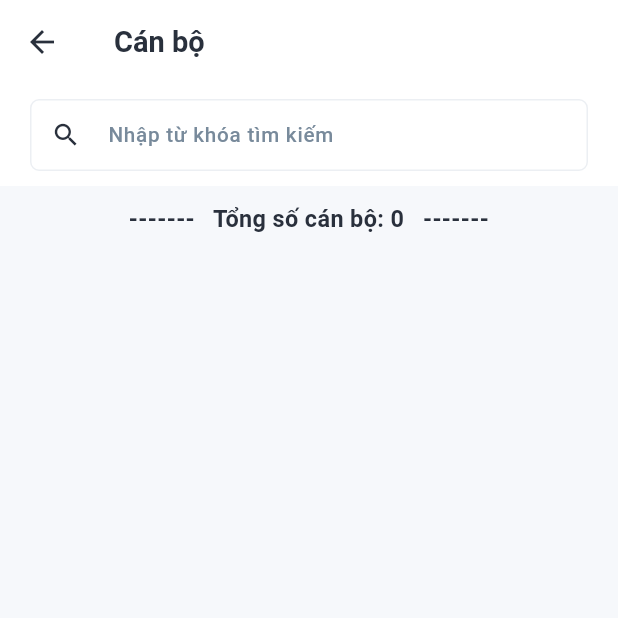
After one commit to thehai5622/edocflow, a Flutter app: the Dashboard screen opened by its route, item 4 of the bottom bar chosen, after a tap on "Cán bộ", on a phone screen of 412 x 824 dp, the top half of it. The commit adds this screen. Run offline on Flutter 3.47's test engine with Material 3 defaults, Android fonts, the phone set to English and light mode, and no system bars; our stand-ins replace file_picker, firebase_core, firebase_messaging, flutter_dotenv, flutter_local_notifications, flutter_screenutil and 6 more; accounts and stored records are empty; network calls fail.

Commit message:
Danh sách cán bộ

```diff
--- /dev/null
+++ b/lib/Controller/User/user_controller.dart
@@ -0,0 +1,82 @@
+import 'dart:async';
+
+import 'package:edocflow/Model/user.dart';
+import 'package:edocflow/Service/api_caller.dart';
+import 'package:edocflow/Utils/utils.dart';
+import 'package:flutter/material.dart';
+import 'package:flutter_dotenv/flutter_dotenv.dart';
+import 'package:get/get.dart';
+
+class UserController extends GetxController {
+  final String imageBaseUrl = dotenv.env['IMAGE_URL'] ?? '';
+  final ScrollController scrollController = ScrollController();
+  RxBool isLoading = true.obs;
+  RxBool isShowClearText = false.obs;
+  int page = 1;
+  int limit = 12;
+  RxInt totalCount = 0.obs;
+  int totalPage = 0;
+  Timer? debounceTimer;
+  Rx<TextEditingController> searchController = TextEditingController().obs;
+  RxList<User> collection = RxList<User>();
+
+  @override
+  void onInit() async {
+    super.onInit();
+    await getData(isRefresh: true);
+
+    scrollController.addListener(() {
+      if (scrollController.position.pixels ==
+          scrollController.position.maxScrollExtent) {
+        if (totalPage > page) {
+          page++;
+          getData(isClearData: false);
+        }
+      }
+    });
+  }
+
+  @override
+  void onClose() {
+    super.onClose();
+    searchController.value.dispose();
+  }
+
+  refreshData() async {
+    page = 1;
+    searchController.value.clear();
+    await getData(isRefresh: true);
+  }
+
+  Future getData({bool isRefresh = false, bool isClearData = true}) async {
+    if (isRefresh) isLoading.value = true;
+    if (isClearData) collection.clear();
+    try {
+      var response = await APICaller.getInstance().get(
+          'v1/user?page=$page&limit=$limit&keyword=${searchController.value.text.trim()}');
+      if (response['data'] != null && response['message'] == null) {
+        totalCount.value = response['pagination']['totalCount'];
+        totalPage = response['pagination']['totalPage'];
+        List<dynamic> list = response['data'];
+        var listItem =
+            list.map((dynamic json) => User.fromJson(json)).toList();
+        collection.addAll(listItem);
+      } else {
+        Utils.showSnackBar(title: 'Thông báo', message: response['message']);
+      }
+    } catch (e) {
+      debugPrint(e.toString());
+      return null;
+    } finally {
+      isLoading.value = false;
+    }
+  }
+
+  deleteItem(int index) {
+    APICaller.getInstance().delete('v1/user/${collection[index].uuid}').then((response) {
+      Utils.showSnackBar(title: 'Thông báo', message: response['message']);
+      totalCount.value--;
+      collection.removeAt(index);
+    });
+  }
+}
--- /dev/null
+++ b/lib/Model/user.dart
@@ -0,0 +1,105 @@
+class User {
+  String? uuid;
+  String? name;
+  int? gender;
+  String? birthDay;
+  String? phone;
+  String? email;
+  String? username;
+  String? createdAt;
+  String? updatedAt;
+  String? avatar;
+  Permission? permission;
+  IssuingAuthority? issuingAuthority;
+
+  User(
+      {this.uuid,
+      this.name,
+      this.gender,
+      this.birthDay,
+      this.phone,
+      this.email,
+      this.createdAt,
+      this.updatedAt,
+      this.avatar,
+      this.permission,
+      this.issuingAuthority});
+
+  User.fromJson(Map<String, dynamic> json) {
+    uuid = json['uuid'];
+    name = json['name'];
+    gender = json['gender'];
+    birthDay = json['birth_day'];
+    phone = json['phone'];
+    email = json['email'];
+    username = json['username'];
+    createdAt = json['created_at'];
+    updatedAt = json['updated_at'];
+    avatar = json['avatar'];
+    permission = json['permission'] != null
+        ? Permission.fromJson(json['permission'])
+        : null;
+    issuingAuthority = json['issuing_authority'] != null
+        ? IssuingAuthority.fromJson(json['issuing_authority'])
+        : null;
+  }
+
+  Map<String, dynamic> toJson() {
+    final Map<String, dynamic> data = <String, dynamic>{};
+    data['uuid'] = uuid;
+    data['name'] = name;
+    data['gender'] = gender;
+    data['birth_day'] = birthDay;
+    data['phone'] = phone;
+    data['email'] = email;
+    data['username'] = username;
+    data['created_at'] = createdAt;
+    data['updated_at'] = updatedAt;
+    data['avatar'] = avatar;
+    if (permission != null) {
+      data['permission'] = permission!.toJson();
+    }
+    if (issuingAuthority != null) {
+      data['issuing_authority'] = issuingAuthority!.toJson();
+    }
+    return data;
+  }
+}
+
+class Permission {
+  int? uuid;
+  String? name;
+
+  Permission({this.uuid, this.name});
+
+  Permission.fromJson(Map<String, dynamic> json) {
+    uuid = json['uuid'];
+    name = json['name'];
+  }
+
+  Map<String, dynamic> toJson() {
+    final Map<String, dynamic> data = <String, dynamic>{};
+    data['uuid'] = uuid;
+    data['name'] = name;
+    return data;
+  }
+}
+
+class IssuingAuthority {
+  String? uuid;
+  String? name;
+
+  IssuingAuthority({this.uuid, this.name});
+
+  IssuingAuthority.fromJson(Map<String, dynamic> json) {
+    uuid = json['uuid'];
+    name = json['name'];
+  }
+
+  Map<String, dynamic> toJson() {
+    final Map<String, dynamic> data = <String, dynamic>{};
+    data['uuid'] = uuid;
+    data['name'] = name;
+    return data;
+  }
+}
--- a/lib/Route/app_page.dart
+++ b/lib/Route/app_page.dart
@@ -19,6 +19,7 @@ import 'package:edocflow/View/TemplateFile/upsert_templatefile.dart';
 import 'package:edocflow/View/TypeTemplateFile/create_ttf.dart';
 import 'package:edocflow/View/TypeTemplateFile/edit_ttf.dart';
 import 'package:edocflow/View/TypeTemplateFile/type_template_file.dart';
+import 'package:edocflow/View/User/user.dart';
 import 'package:edocflow/View/dashboard.dart';
 import 'package:edocflow/View/splash.dart';
 import 'package:get/get.dart';
@@ -55,5 +56,6 @@ class AppPage {
     GetPage(name: Routes.documentOut, page: () => DocumentOut()),
     GetPage(name: Routes.upsertDocumentOut, page: () => UpsertDocumentOut()),
     GetPage(name: Routes.detailDocument, page: () => DetailDocument()),
+    GetPage(name: Routes.user, page: () => User()),
   ];
 }
--- a/lib/Route/app_route.dart
+++ b/lib/Route/app_route.dart
@@ -25,6 +25,7 @@ abstract class Routes {
   static const documentOut = _Paths.documentOut;
   static const upsertDocumentOut = _Paths.upsertDocumentOut;
   static const detailDocument = _Paths.detailDocument;
+  static const user = _Paths.user;
 }
 
 abstract class _Paths {
@@ -52,4 +53,5 @@ abstract class _Paths {
   static const String documentOut = '/document-out';
   static const String upsertDocumentOut = '/upsert-document-out';
   static const String detailDocument = '/detail-document';
+  static const String user = '/user';
 }
--- a/lib/View/Individual/individual.dart
+++ b/lib/View/Individual/individual.dart
@@ -34,7 +34,7 @@ class Individual extends StatelessWidget {
         child: Column(
           children: [
             Container(
-              padding: const EdgeInsets.symmetric(horizontal: 16, vertical: 12),
+              padding: const EdgeInsets.symmetric(horizontal: 16, vertical: 6),
               child: SizedBox(
                 width: double.infinity,
                 child: Column(
@@ -86,6 +86,11 @@ class Individual extends StatelessWidget {
                     onTap: () => Get.toNamed(Routes.issuingAuthority),
                   ),
                   _itemRow(
+                    title: "Cán bộ",
+                    icon: "assets/icons/shield-security.svg",
+                    onTap: () => Get.toNamed(Routes.user),
+                  ),
+                  _itemRow(
                     title: "Lĩnh vực",
                     icon: "assets/icons/shield-security.svg",
                     onTap: () => Get.toNamed(Routes.field),
@@ -121,6 +126,7 @@ class Individual extends StatelessWidget {
                 ],
               ),
             ),
+            const SizedBox(height: 125),
           ],
         ),
       ),
--- /dev/null
+++ b/lib/View/User/user.dart
@@ -0,0 +1,181 @@
+import 'dart:async';
+
+import 'package:edocflow/Component/custom_card.dart';
+import 'package:edocflow/Component/custom_dialog.dart';
+import 'package:edocflow/Component/custom_field.dart';
+import 'package:edocflow/Controller/User/user_controller.dart';
+import 'package:edocflow/Global/app_color.dart';
+import 'package:edocflow/Route/app_page.dart';
+import 'package:edocflow/Utils/device_helper.dart';
+import 'package:edocflow/Utils/utils.dart';
+import 'package:flutter/material.dart';
+import 'package:get/get.dart';
+
+class User extends StatelessWidget {
+  User({super.key});
+
+  final controller = Get.put(UserController());
+
+  @override
+  Widget build(BuildContext context) {
+    return Scaffold(
+      backgroundColor: AppColor.background,
+      appBar: AppBar(
+        automaticallyImplyLeading: true,
+        backgroundColor: AppColor.main,
+        scrolledUnderElevation: 0.0,
+        shadowColor: AppColor.text1,
+        title: Text(
+          "Cán bộ",
+          style: TextStyle(
+            fontSize: DeviceHelper.getFontSize(21),
+            color: AppColor.text1,
+            fontWeight: FontWeight.w700,
+          ),
+        ),
+      ),
+      body: Obx(() => controller.isLoading.value
+          ? Center(
+              child: CircularProgressIndicator(
+                strokeWidth: 2,
+                color: AppColor.primary,
+              ),
+            )
+          : Column(
+              children: [
+                Container(
+                    padding: const EdgeInsets.symmetric(
+                        vertical: 10, horizontal: 20),
+                    color: AppColor.main,
+                    child: CustomField.textFormfield(
+                        controller: controller.searchController.value,
+                        hintText: "Nhập từ khóa tìm kiếm",
+                        prefixIcon:
+                            Icon(Icons.search, color: AppColor.text1, size: 20),
+                        onChanged: (value) => {
+                              controller.isShowClearText.value =
+                                  value.isNotEmpty,
+                              if (controller.debounceTimer != null)
+                                {controller.debounceTimer!.cancel()},
+                              controller.debounceTimer =
+                                  Timer(const Duration(milliseconds: 500), () {
+                                controller.getData();
+                              })
+                            },
+                        suffixIcon: Obx(() => controller.isShowClearText.value
+                            ? GestureDetector(
+                                onTap: () {
+                                  controller.isShowClearText.value = false;
+                                  controller.searchController.value.clear();
+                                  if (controller.debounceTimer != null) {
+                                    controller.debounceTimer!.cancel();
+                                  }
+                                  controller.debounceTimer = Timer(
+                                      const Duration(milliseconds: 500), () {
+                                    controller.getData();
+                                  });
+                                },
+                                child: Icon(Icons.close,
+                                    color: AppColor.text1, size: 20))
+                            : const SizedBox(width: 0)))),
+                CustomCard.title(
+                        title: "Tổng số cán bộ",
+                        value: controller.totalCount.value.toString())
+                    .marginSymmetric(horizontal: 20, vertical: 10),
+                Expanded(
+                    child: RefreshIndicator(
+                  onRefresh: () => controller.refreshData(),
+                  child: Obx(
+                    () => ListView.separated(
+                      controller: controller.scrollController,
+                      padding: const EdgeInsets.only(bottom: 100),
+                      physics: const AlwaysScrollableScrollPhysics(),
+                      separatorBuilder: (context, index) => const SizedBox(
+                        height: 10,
+                      ),
+                      itemCount: controller.collection.length,
+                      itemBuilder: (context, index) {
+                        return CustomCard.collectionItem(
+                          context: context,
+                          image:
+                              "${controller.imageBaseUrl}${controller.collection[index].avatar}",
+                          onTap: () => Get.toNamed(Routes.detailDocument,
+                              arguments: {
+                                "uuid": controller.collection[index].uuid
+                              }),
+                          children: [
+                            CustomCard.infoRow(
+                                title: "Mã cán bộ:",
+                                value:
+                                    controller.collection[index].uuid ?? "--",
+                                isHightlight: true),
+                            CustomCard.infoRow(
+                                title: "Tên cán bộ:",
+                                value:
+                                    controller.collection[index].name ?? "--",
+                                isHightlight: true),
+                            CustomCard.infoRow(
+                                title: "Thuộc cơ quan:",
+                                value: controller.collection[index]
+                                        .issuingAuthority?.name ??
+                                    "--",
+                                isHightlight: false),
+                            CustomCard.infoRow(
+                                title: "Khởi tạo:",
+                                value: Utils.formatDate(
+                                    controller.collection[index].createdAt)),
+                            CustomCard.infoRow(
+                                title: "Chỉnh sửa lần cuối:",
+                                value: Utils.formatDate(
+                                    controller.collection[index].updatedAt)),
+                          ],
+                          actions: [
+                            CustomCard.actionItem(
+                              icon: Icons.remove_red_eye,
+                              bgColor: AppColor.thirdMain,
+                            ),
+                            if (controller.collection[index].username == null)
+                              Row(
+                                children: [
+                                  const SizedBox(width: 6),
+                                  CustomCard.actionItem(
+                                    icon: Icons.account_circle,
+                                    bgColor: AppColor.primary,
+                                    onTap: () {
+                                      {
+                                        CustomDialog.show(
+                                            context: context,
+                                            onPressed: () =>
+                                                controller.deleteItem(index),
+                                            title: "Cấp tài khoản",
+                                            content:
+                                                "Cán bộ '${controller.collection[index].name}' sẽ được cấp tài khoản để truy cập hệ thống, tiếp tục điều hướng sang 'Cấp tài khoản'?");
+                                      }
+                                    },
+                                  ),
+                                ],
+                              ),
+                            const SizedBox(width: 6),
+                            CustomCard.actionItem(
+                                icon: Icons.lock,
+                                bgColor: AppColor.grey,
+                                onTap: () {
+                                  CustomDialog.show(
+                                      context: context,
+                                      onPressed: () =>
+                                          controller.deleteItem(index),
+                                      title: "Khóa cán bộ này",
+                                      content:
+                                          "Cán bộ '${controller.collection[index].name}' sẽ bị khóa, bạn chắc chứ?");
+                                }),
+                          ],
+                        );
+                      },
+                    ),
+                  ),
+                )),
+              ],
+            )),
+    );
+  }
+}
--- a/pubspec.yaml
+++ b/pubspec.yaml
@@ -48,8 +48,8 @@ dependencies:
   image_picker: ^1.1.2
   file_picker: ^10.1.2
   open_file: ^3.5.10
-  path: 1.9.0
-  # path: 1.9.1
+  # path: 1.9.0
+  path: 1.9.1
   path_provider: ^2.1.5
   photo_view: ^0.15.0
   firebase_core: ^3.13.0
```
Also changed, not shown: lib/Component/custom_card.dart (+39 -2 lines), pubspec.lock, 5 other files.
